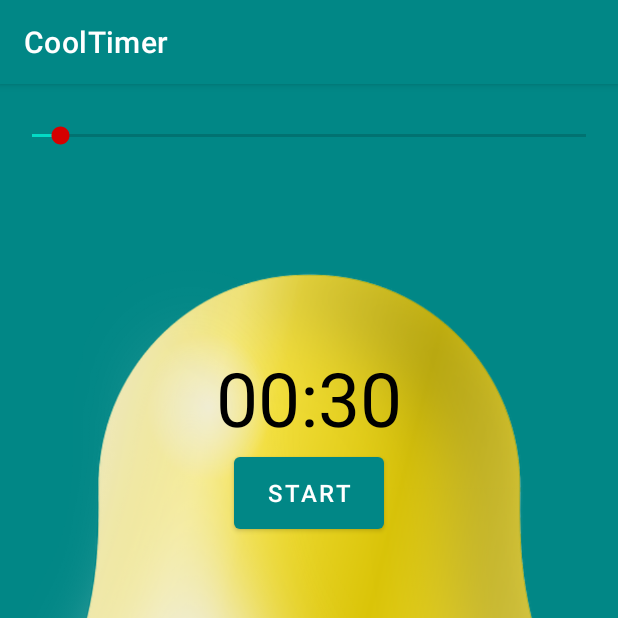
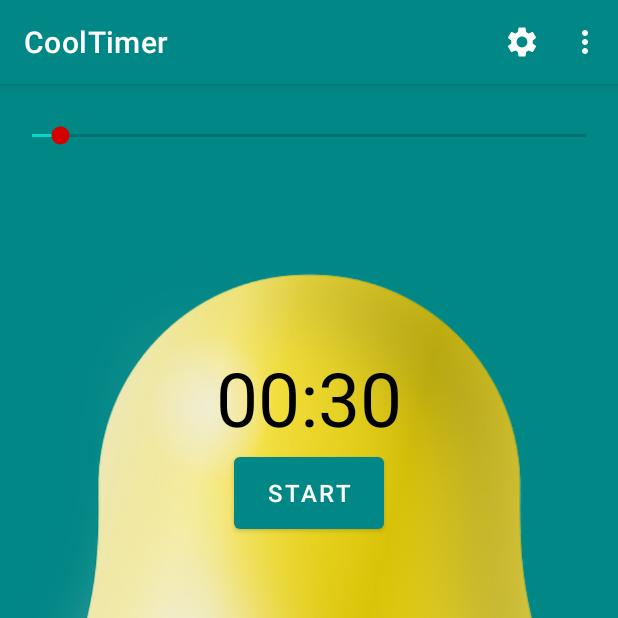
Before and after one commit to Yahikko/SimpleTimer, an Android app: the screen it shows after launch (MainActivity), on a phone screen of 412 x 824 dp, the top half of it. Run offline under Robolectric (Android 15) with nearby library versions, the phone set to English and light mode, and no system bars.

Commit message:
add settings activity

```diff
--- a/app/src/main/java/com/example/cooltimer/MainActivity.java
+++ b/app/src/main/java/com/example/cooltimer/MainActivity.java
@@ -1,10 +1,15 @@
 package com.example.cooltimer;
 
+import androidx.annotation.NonNull;
 import androidx.appcompat.app.AppCompatActivity;
 
+import android.content.Intent;
 import android.media.MediaPlayer;
 import android.os.Bundle;
 import android.os.CountDownTimer;
+import android.view.Menu;
+import android.view.MenuInflater;
+import android.view.MenuItem;
 import android.view.View;
 import android.widget.SeekBar;
 import android.widget.TextView;
@@ -99,4 +104,25 @@ public class MainActivity extends AppCompatActivity {
         }
         timeTextView.setText(minutesString + ":" + secondsString);
     }
+
+    @Override
+    public boolean onCreateOptionsMenu(Menu menu) {
+        MenuInflater menuInflater = getMenuInflater();
+        menuInflater.inflate(R.menu.timer_menu, menu);
+        return true;
+    }
+
+    @Override
+    public boolean onOptionsItemSelected(@NonNull MenuItem item) {
+        int id = item.getItemId();
+        if (id == R.id.action_settings) {
+            Intent openSettings = new Intent(this, SettingsActivity.class);
+            startActivity(openSettings);
+            return true;
+        } else {
+            Intent openAbout = new Intent(this, AboutActivity.class);
+            startActivity(openAbout);
+            return true;
+        }
+    }
 }
--- /dev/null
+++ b/app/src/main/res/drawable/baseline_attach_money_24.xml
@@ -0,0 +1,5 @@
+<vector android:height="24dp" android:tint="#FFFFFF"
+    android:viewportHeight="24" android:viewportWidth="24"
+    android:width="24dp" xmlns:android="http://schemas.android.com/apk/res/android">
+    <path android:fillColor="@android:color/white" android:pathData="M11.8,10.9c-2.27,-0.59 -3,-1.2 -3,-2.15 0,-1.09 1.01,-1.85 2.7,-1.85 1.78,0 2.44,0.85 2.5,2.1h2.21c-0.07,-1.72 -1.12,-3.3 -3.21,-3.81V3h-3v2.16c-1.94,0.42 -3.5,1.68 -3.5,3.61 0,2.31 1.91,3.46 4.7,4.13 2.5,0.6 3,1.48 3,2.41 0,0.69 -0.49,1.79 -2.7,1.79 -2.06,0 -2.87,-0.92 -2.98,-2.1h-2.2c0.12,2.19 1.76,3.42 3.68,3.83V21h3v-2.15c1.95,-0.37 3.5,-1.5 3.5,-3.55 0,-2.84 -2.43,-3.81 -4.7,-4.4z"/>
+</vector>
--- /dev/null
+++ b/app/src/main/res/drawable/baseline_question_answer_24.xml
@@ -0,0 +1,5 @@
+<vector android:height="24dp" android:tint="#FFFFFF"
+    android:viewportHeight="24" android:viewportWidth="24"
+    android:width="24dp" xmlns:android="http://schemas.android.com/apk/res/android">
+    <path android:fillColor="@android:color/white" android:pathData="M21,6h-2v9L6,15v2c0,0.55 0.45,1 1,1h11l4,4L22,7c0,-0.55 -0.45,-1 -1,-1zM17,12L17,3c0,-0.55 -0.45,-1 -1,-1L3,2c-0.55,0 -1,0.45 -1,1v14l4,-4h10c0.55,0 1,-0.45 1,-1z"/>
+</vector>
--- /dev/null
+++ b/app/src/main/res/drawable/baseline_settings_24.xml
@@ -0,0 +1,5 @@
+<vector android:height="24dp" android:tint="#FFFFFF"
+    android:viewportHeight="24" android:viewportWidth="24"
+    android:width="24dp" xmlns:android="http://schemas.android.com/apk/res/android">
+    <path android:fillColor="@android:color/white" android:pathData="M19.14,12.94c0.04,-0.3 0.06,-0.61 0.06,-0.94c0,-0.32 -0.02,-0.64 -0.07,-0.94l2.03,-1.58c0.18,-0.14 0.23,-0.41 0.12,-0.61l-1.92,-3.32c-0.12,-0.22 -0.37,-0.29 -0.59,-0.22l-2.39,0.96c-0.5,-0.38 -1.03,-0.7 -1.62,-0.94L14.4,2.81c-0.04,-0.24 -0.24,-0.41 -0.48,-0.41h-3.84c-0.24,0 -0.43,0.17 -0.47,0.41L9.25,5.35C8.66,5.59 8.12,5.92 7.63,6.29L5.24,5.33c-0.22,-0.08 -0.47,0 -0.59,0.22L2.74,8.87C2.62,9.08 2.66,9.34 2.86,9.48l2.03,1.58C4.84,11.36 4.8,11.69 4.8,12s0.02,0.64 0.07,0.94l-2.03,1.58c-0.18,0.14 -0.23,0.41 -0.12,0.61l1.92,3.32c0.12,0.22 0.37,0.29 0.59,0.22l2.39,-0.96c0.5,0.38 1.03,0.7 1.62,0.94l0.36,2.54c0.05,0.24 0.24,0.41 0.48,0.41h3.84c0.24,0 0.44,-0.17 0.47,-0.41l0.36,-2.54c0.59,-0.24 1.13,-0.56 1.62,-0.94l2.39,0.96c0.22,0.08 0.47,0 0.59,-0.22l1.92,-3.32c0.12,-0.22 0.07,-0.47 -0.12,-0.61L19.14,12.94zM12,15.6c-1.98,0 -3.6,-1.62 -3.6,-3.6s1.62,-3.6 3.6,-3.6s3.6,1.62 3.6,3.6S13.98,15.6 12,15.6z"/>
+</vector>
--- /dev/null
+++ b/app/src/main/res/menu/timer_menu.xml
@@ -0,0 +1,18 @@
+<?xml version="1.0" encoding="utf-8"?>
+<menu xmlns:android="http://schemas.android.com/apk/res/android"
+    xmlns:app="http://schemas.android.com/apk/res-auto">
+
+    <item
+        android:id="@+id/action_settings"
+        android:icon="@drawable/baseline_settings_24"
+        android:orderInCategory="100"
+        android:title="Settings"
+        app:showAsAction="ifRoom" />
+
+    <item
+        android:id="@+id/action_about"
+        android:icon="@drawable/baseline_question_answer_24"
+        android:orderInCategory="110"
+        android:title="About"
+        app:showAsAction="never" />
+</menu>
```
Also changed, not shown: app/src/main/AndroidManifest.xml (+20 -1 lines), app/src/main/java/com/example/cooltimer/AboutActivity.java (added, +32 -0 lines), app/src/main/java/com/example/cooltimer/SettingsActivity.java (added, +32 -0 lines), app/src/main/res/layout/activity_about.xml (added, +9 -0 lines), app/src/main/res/layout/activity_settings.xml (added, +9 -0 lines).
